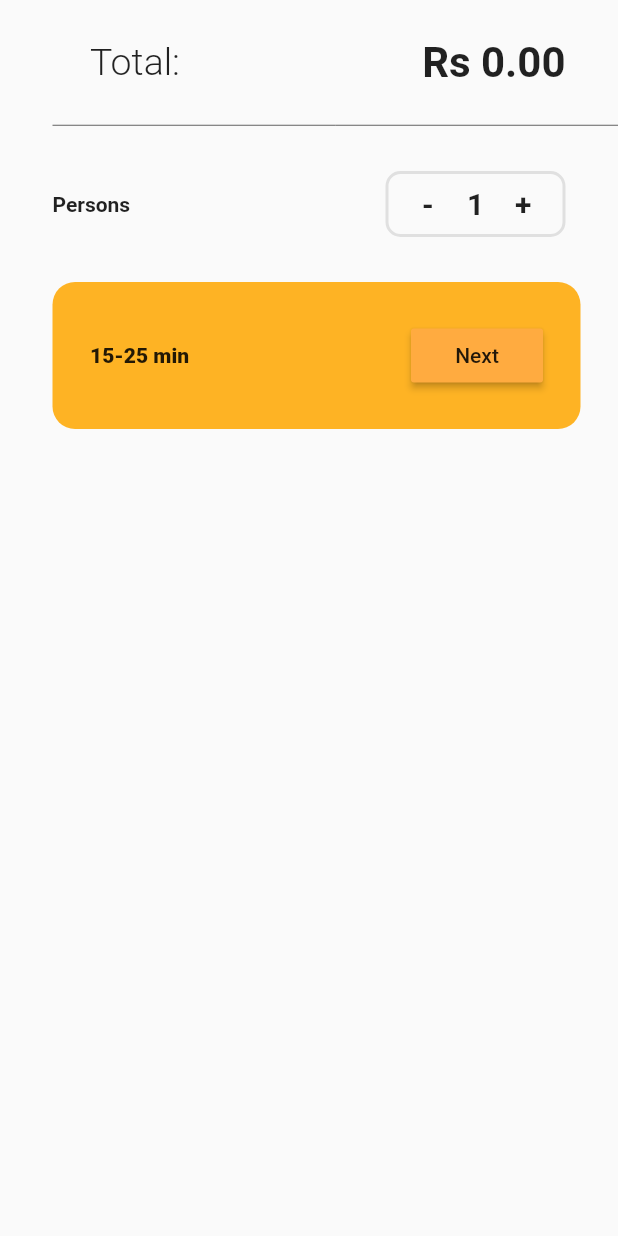
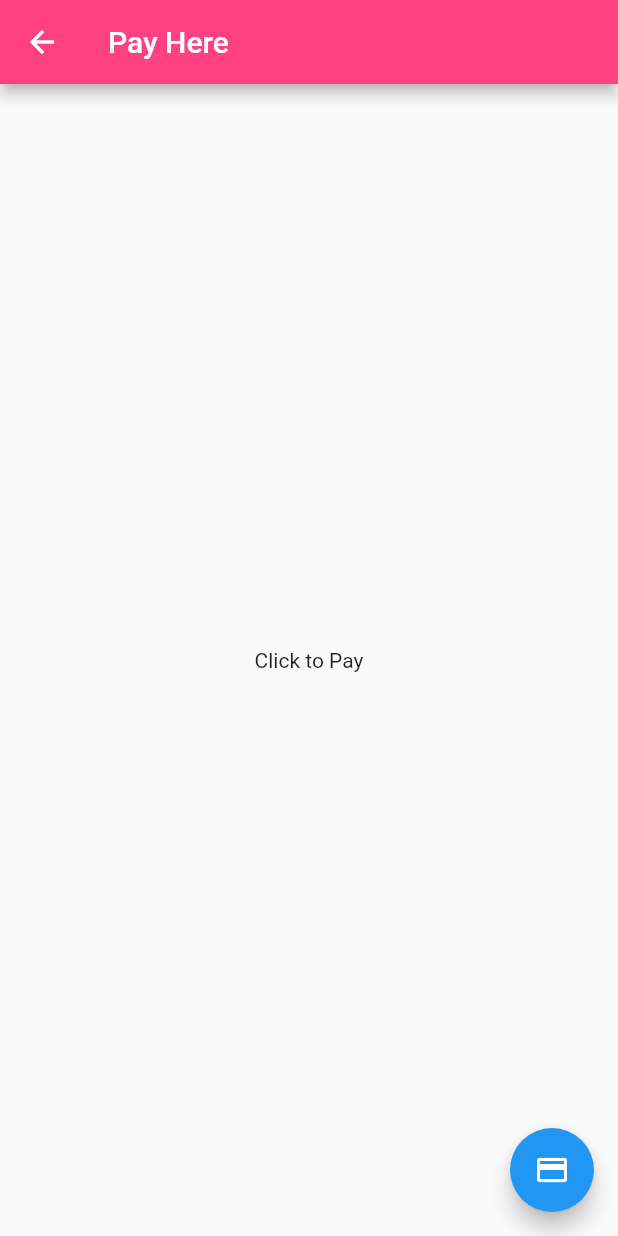
Before and after one commit to anotherwebguy/cms_app, a Flutter app: the BottomBar widget shown alone on an empty page, opened directly with empty values, after a tap on "Next", on a phone screen of 412 x 824 dp. Run offline on Flutter 3.47's test engine with Material 2 defaults, Android fonts, the phone set to English and light mode, and no system bars; our stand-ins replace cloud_firestore, firebase_auth, firebase_core, rxdart; missing offline and left inert: bloc_pattern, square_in_app_payments; accounts and stored records are empty.

Commit message:
more commits

```diff
--- a/lib/cart.dart
+++ b/lib/cart.dart
@@ -4,6 +4,8 @@ import 'dart:math';
 import 'package:bloc_pattern/bloc_pattern.dart';
 import 'package:flutter/cupertino.dart';
 import 'package:flutter/material.dart';
+import 'package:square_in_app_payments/in_app_payments.dart';
+import 'package:square_in_app_payments/models.dart';
 import 'bloc/cartListBloc.dart';
 import 'bloc/listTileColorBloc.dart';
 import 'const/themeColor.dart';
@@ -53,7 +55,39 @@ class BottomBar extends StatelessWidget {
             color: Colors.grey[700],
           ),
           persons(),
-          nextButtonBar(),
+          Container(
+      margin: EdgeInsets.only(right: 25),
+      padding: EdgeInsets.all(25),
+      decoration: BoxDecoration(
+          color: Themes.color, borderRadius: BorderRadius.circular(15)),
+      child: Row(
+        children: <Widget>[
+          Text(
+            "15-25 min",
+            style: TextStyle(
+              fontWeight: FontWeight.w800,
+              fontSize: 14,
+            ),
+          ),
+          Spacer(),
+          /*Text(
+            "Next",
+            style: TextStyle(
+              fontWeight: FontWeight.w900,
+              fontSize: 16,
+            ),
+          ),*/
+          RaisedButton(
+            child: Text("Next"),
+            color: Colors.orangeAccent,
+            onPressed: (){
+              Navigator.of(context).pushReplacement(MaterialPageRoute(builder: (ctx)=>PayPage(),));
+            },
+          ),
+
+        ],
+      ),
+    ),
         ],
       ),
     );
@@ -142,8 +176,68 @@ class BottomBar extends StatelessWidget {
 
             },
           ),
+
         ],
       ),
+    );
+  }
+}
+
+
+class PayPage extends StatefulWidget {
+  @override
+  _PayPageState createState() => _PayPageState();
+}
+
+class _PayPageState extends State<PayPage> {
+  void _pay() {
+    InAppPayments.setSquareApplicationId('sq0idb-841R35reMQfjAm6DobWo2A');
+    InAppPayments.startCardEntryFlow(
+      onCardNonceRequestSuccess: _cardNonceRequestSuccess,
+      onCardEntryCancel: _cardEntryCancel,
+
+    );
+  }
+
+  void _cardEntryCancel(){
+
+  }
+
+  void _cardNonceRequestSuccess(CardDetails result){
+    print(result.nonce);
+    InAppPayments.completeCardEntry(
+      onCardEntryComplete: _cardEntryComplete,
+    );
+  }
+
+  void _cardEntryComplete(){
+
+  }
+
+  @override
+  Widget build(BuildContext context) {
+
+    return Scaffold(
+      appBar: AppBar(
+        title: Text("Pay Here"),
+      ),
+      body: Center(
+
+        child: Column(
+
+          mainAxisAlignment: MainAxisAlignment.center,
+          children: <Widget>[
+            Text(
+              'Click to Pay',
+            ),
+          ],
+        ),
+      ),
+      floatingActionButton: FloatingActionButton(
+        onPressed: _pay,
+        tooltip: 'Payment',
+        child: Icon(Icons.payment),
+      ), // This trailing comma makes auto-formatting nicer for build methods.
     );
   }
 }
--- /dev/null
+++ b/lib/screens/pay.dart
@@ -0,0 +1,64 @@
+import 'package:flutter/material.dart';
+import 'package:square_in_app_payments/in_app_payments.dart';
+import 'package:square_in_app_payments/models.dart';
+
+
+
+
+class PayPage extends StatefulWidget {
+  @override
+  _PayPageState createState() => _PayPageState();
+}
+
+class _PayPageState extends State<PayPage> {
+  void _pay() {
+    InAppPayments.setSquareApplicationId('sq0idb-841R35reMQfjAm6DobWo2A');
+    InAppPayments.startCardEntryFlow(
+      onCardNonceRequestSuccess: _cardNonceRequestSuccess,
+      onCardEntryCancel: _cardEntryCancel,
+
+    );
+  }
+
+  void _cardEntryCancel(){
+
+  }
+
+  void _cardNonceRequestSuccess(CardDetails result){
+    print(result.nonce);
+    InAppPayments.completeCardEntry(
+      onCardEntryComplete: _cardEntryComplete,
+    );
+  }
+
+  void _cardEntryComplete(){
+
+  }
+
+  @override
+  Widget build(BuildContext context) {
+
+    return Scaffold(
+      appBar: AppBar(
+        title: Text("Pay Here"),
+      ),
+      body: Center(
+
+        child: Column(
+
+          mainAxisAlignment: MainAxisAlignment.center,
+          children: <Widget>[
+            Text(
+              'Click to Pay',
+            ),
+          ],
+        ),
+      ),
+      floatingActionButton: FloatingActionButton(
+        onPressed: _pay,
+        tooltip: 'Payment',
+        child: Icon(Icons.payment),
+      ), // This trailing comma makes auto-formatting nicer for build methods.
+    );
+  }
+}
```
Also changed, not shown: lib/screens/home.dart (+16 -22 lines).
